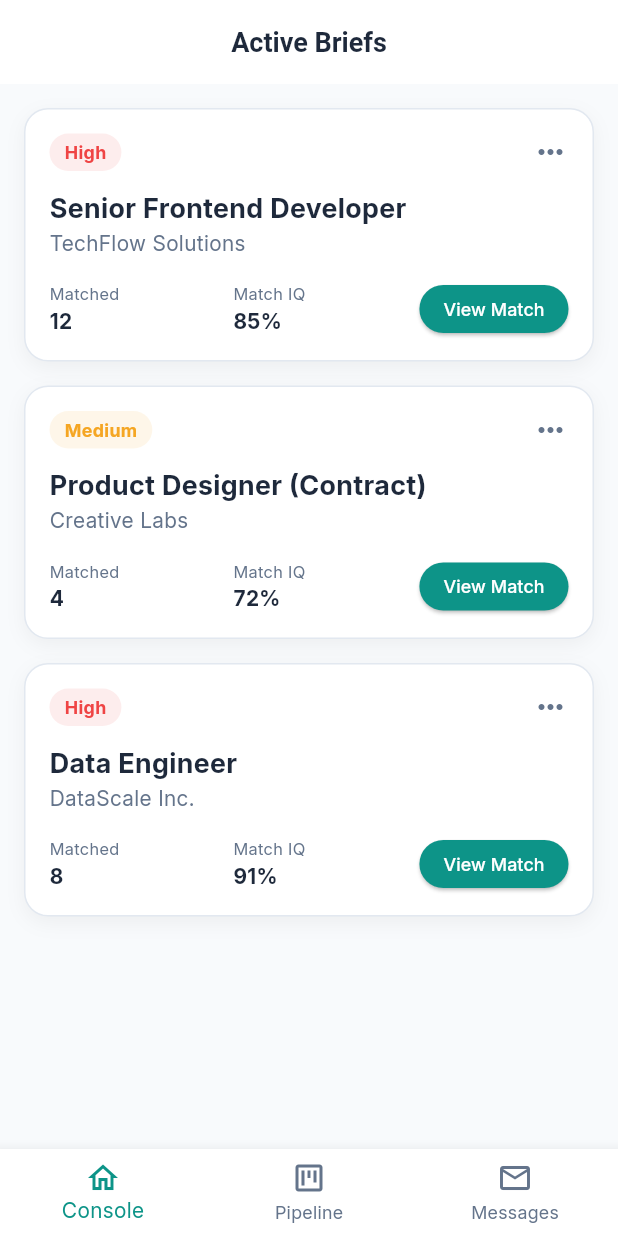
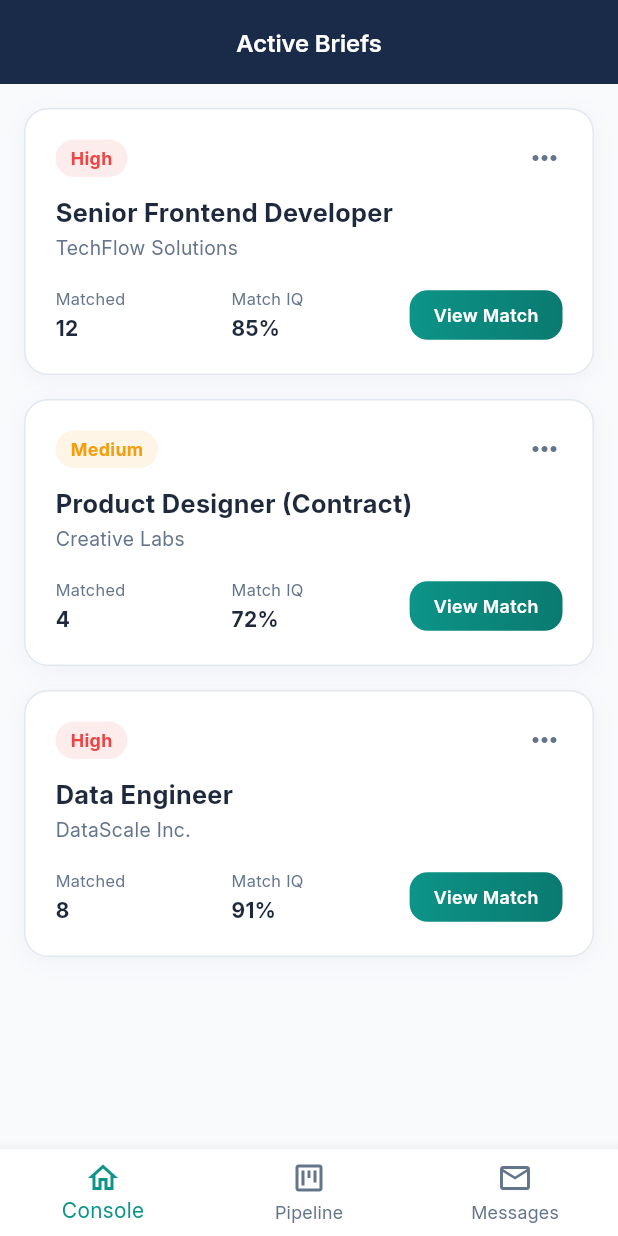
Before and after one commit to mrhartze-web/hireiq-claude-code, a Flutter app: the RecruiterBriefs screen opened by its route, on a phone screen of 412 x 824 dp. Run offline on Flutter 3.47's test engine with Material 3 defaults, Android fonts, the phone set to English and light mode, and no system bars; our stand-ins replace cloud_firestore, firebase_auth, firebase_core, firebase_storage, flutter_riverpod, go_router and 3 more; accounts and stored records are empty.

Commit message:
polish: recruiter dashboard briefs and pipeline screens visual elevation
Co-Authored-By: Claude Sonnet 4.6 <noreply@anthropic.com>

```diff
--- a/lib/features/recruiter/recruiter_briefs.dart
+++ b/lib/features/recruiter/recruiter_briefs.dart
@@ -1,4 +1,5 @@
 import 'package:flutter/material.dart';
+import 'package:google_fonts/google_fonts.dart';
 import '../../shared/theme.dart';
 
 class RecruiterBriefs extends StatelessWidget {
@@ -7,12 +8,26 @@ class RecruiterBriefs extends StatelessWidget {
   @override
   Widget build(BuildContext context) {
     return Scaffold(
-      appBar: AppBar(
-        title: const Text('Active Briefs'),
+      backgroundColor: HireIQTheme.background,
+      body: CustomScrollView(
+        slivers: [
+          SliverAppBar(
+            pinned: true,
+            backgroundColor: HireIQTheme.primaryNavy,
+            foregroundColor: Colors.white,
+            centerTitle: true,
+            title: Text(
+              'Active Briefs',
+              style: GoogleFonts.inter(
+                  fontSize: 16,
+                  fontWeight: FontWeight.w600,
+                  color: Colors.white),
             ),
-      body: ListView(
+          ),
+          SliverPadding(
             padding: const EdgeInsets.all(16),
-        children: [
+            sliver: SliverList(
+              delegate: SliverChildListDelegate([
                 _buildBriefCard(
                   title: 'Senior Frontend Developer',
                   company: 'TechFlow Solutions',
@@ -34,6 +49,9 @@ class RecruiterBriefs extends StatelessWidget {
                   matchRate: 91,
                   priority: 'High',
                 ),
+              ]),
+            ),
+          ),
         ],
       ),
     );
@@ -47,19 +65,21 @@ class RecruiterBriefs extends StatelessWidget {
     required String priority,
   }) {
     final bool isHighPriority = priority == 'High';
+    final Color priorityColor =
+        isHighPriority ? HireIQTheme.error : const Color(0xFFF59E0B);
 
     return Container(
       margin: const EdgeInsets.only(bottom: 16),
-      padding: const EdgeInsets.all(16),
+      padding: const EdgeInsets.all(20),
       decoration: BoxDecoration(
         color: HireIQTheme.surfaceWhite,
-        borderRadius: BorderRadius.circular(16),
+        borderRadius: BorderRadius.circular(HireIQTheme.radiusLg),
         border: Border.all(color: HireIQTheme.borderLight),
         boxShadow: [
           BoxShadow(
-            color: Colors.black.withAlpha(12),
-            offset: const Offset(0, 4),
-            blurRadius: 10,
+            color: HireIQTheme.primaryNavy.withValues(alpha: 0.04),
+            blurRadius: 12,
+            offset: const Offset(0, 3),
           ),
         ],
       ),
@@ -73,16 +93,13 @@ class RecruiterBriefs extends StatelessWidget {
                 padding:
                     const EdgeInsets.symmetric(horizontal: 10, vertical: 4),
                 decoration: BoxDecoration(
-                  color: isHighPriority
-                      ? HireIQTheme.error.withAlpha(25)
-                      : HireIQTheme.amber.withAlpha(25),
-                  borderRadius: BorderRadius.circular(20),
+                  color: priorityColor.withValues(alpha: 0.1),
+                  borderRadius: BorderRadius.circular(HireIQTheme.radiusFull),
                 ),
                 child: Text(
                   priority,
-                  style: TextStyle(
-                    color:
-                        isHighPriority ? HireIQTheme.error : HireIQTheme.amber,
+                  style: GoogleFonts.inter(
+                    color: priorityColor,
                     fontSize: 12,
                     fontWeight: FontWeight.bold,
                   ),
@@ -93,26 +110,42 @@ class RecruiterBriefs extends StatelessWidget {
           ),
           const SizedBox(height: 12),
           Text(title,
-              style:
-                  const TextStyle(fontSize: 18, fontWeight: FontWeight.bold)),
-          Text(company, style: const TextStyle(color: HireIQTheme.textMuted)),
+              style: GoogleFonts.inter(
+                  fontSize: 17,
+                  fontWeight: FontWeight.bold,
+                  color: HireIQTheme.textPrimary)),
+          const SizedBox(height: 2),
+          Text(company,
+              style: GoogleFonts.inter(
+                  fontSize: 13, color: HireIQTheme.textMuted)),
           const SizedBox(height: 16),
           Row(
             mainAxisAlignment: MainAxisAlignment.spaceBetween,
             children: [
               _buildStat('Matched', candidates.toString()),
               _buildStat('Match IQ', '$matchRate%'),
-              SizedBox(
-                height: 32,
-                child: ElevatedButton(
-                  onPressed: () {},
-                  style: ElevatedButton.styleFrom(
-                    backgroundColor: HireIQTheme.primaryTeal,
-                    foregroundColor: Colors.white,
-                    padding: const EdgeInsets.symmetric(horizontal: 16),
+              GestureDetector(
+                onTap: () {},
+                child: Container(
+                  padding: const EdgeInsets.symmetric(
+                      horizontal: 16, vertical: 8),
+                  decoration: BoxDecoration(
+                    gradient: const LinearGradient(
+                      colors: [
+                        HireIQTheme.primaryTeal,
+                        Color(0xFF0A7A70),
+                      ],
                     ),
-                  child:
-                      const Text('View Match', style: TextStyle(fontSize: 12)),
+                    borderRadius:
+                        BorderRadius.circular(HireIQTheme.radiusMd),
+                  ),
+                  child: Text(
+                    'View Match',
+                    style: GoogleFonts.inter(
+                        fontSize: 12,
+                        fontWeight: FontWeight.w600,
+                        color: Colors.white),
+                  ),
                 ),
               ),
             ],
@@ -127,9 +160,14 @@ class RecruiterBriefs extends StatelessWidget {
       crossAxisAlignment: CrossAxisAlignment.start,
       children: [
         Text(label,
-            style: const TextStyle(fontSize: 11, color: HireIQTheme.textMuted)),
+            style: GoogleFonts.inter(
+                fontSize: 11, color: HireIQTheme.textMuted)),
+        const SizedBox(height: 2),
         Text(value,
-            style: const TextStyle(fontSize: 14, fontWeight: FontWeight.bold)),
+            style: GoogleFonts.inter(
+                fontSize: 14,
+                fontWeight: FontWeight.bold,
+                color: HireIQTheme.textPrimary)),
       ],
     );
   }
```
Also changed, not shown: lib/features/recruiter/recruiter_dashboard.dart (+82 -31 lines), lib/features/recruiter/recruiter_pipeline.dart (+66 -19 lines). Lines whose indentation alone changed are shown as unchanged.
